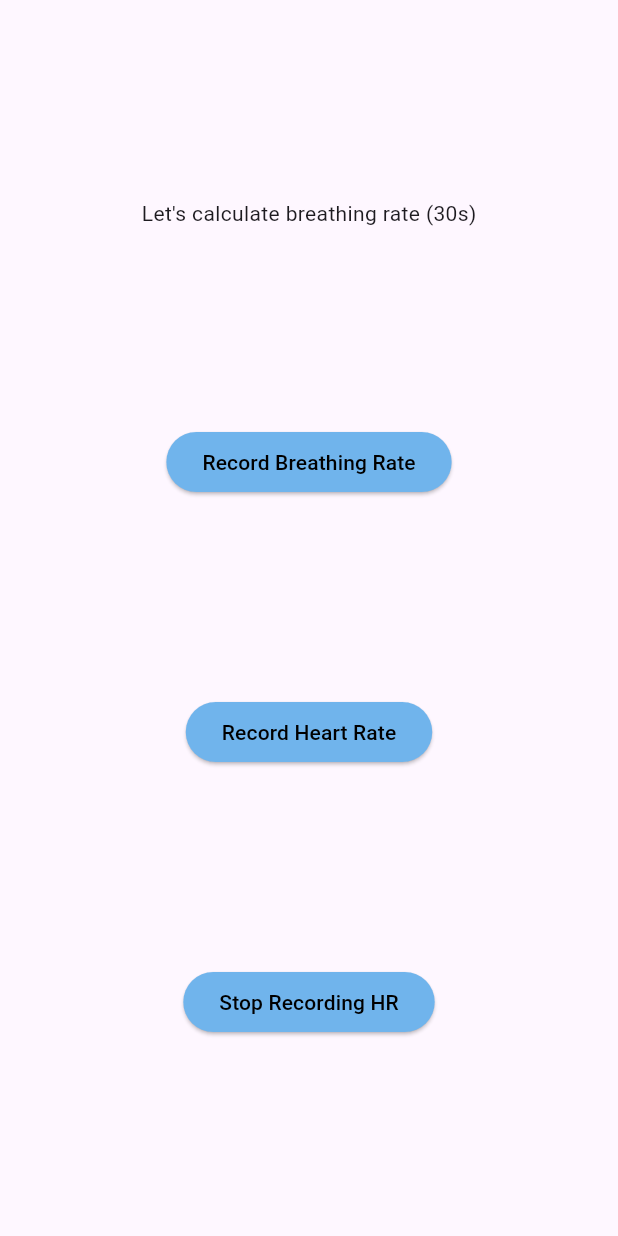
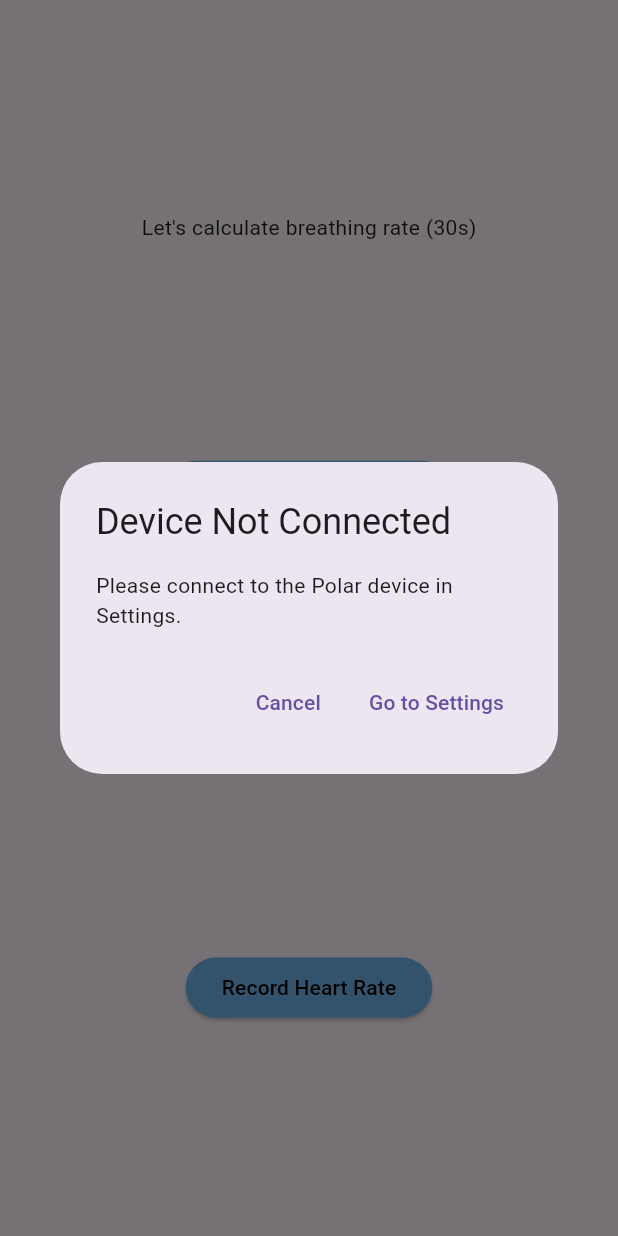
Before and after one commit to michaelLewis04/BreathState, a Flutter app: the RecordScreen screen opened directly, after a tap on "Record Heart Rate", on a phone screen of 412 x 824 dp. Run offline on Flutter 3.47's test engine with Material 3 defaults, Android fonts, the light colour scheme and no system bars; our stand-ins replace flutter_blue_plus, location, permission_handler, sqflite; missing offline and left inert: flutter_reactive_ble, flutter_sound, polar; accounts and stored records are empty.

Commit message:
Added HR streamer UI and fixed build

```diff
--- a/breath_state/lib/screens/record_screen.dart
+++ b/breath_state/lib/screens/record_screen.dart
@@ -1,4 +1,5 @@
 import 'dart:developer' as developer;
+import 'package:breath_state/providers/nav_bar_provider.dart';
 import 'package:breath_state/providers/polar_connect_provider.dart';
 import 'package:breath_state/services/breath_rate/record.dart';
 import 'package:breath_state/services/heart_rate/polar_connect.dart';
@@ -14,8 +15,10 @@ class RecordScreen extends StatefulWidget {
 
 class _RecordScreenState extends State<RecordScreen> {
   late SoundRecorder _recorder;
-  //TODO Stream the breathing rate
+  Stream<int>? hrStream;
+  //TODO Stream the breathing rate and heart rate
 
+  bool isRecordingHR = false;
   int breathingRate = -2;
   @override
   void dispose() {
@@ -65,8 +68,29 @@ class _RecordScreenState extends State<RecordScreen> {
               ),
               child: const Text("Record Breathing Rate"),
             ),
-
-            //TODO When start recording, connect again coz first time we disconnect (connect in this, in setting connect store the identifier)
+            hrStream == null
+                ? const SizedBox.shrink() // Show nothing before recording
+                : StreamBuilder<int>(
+                  stream: hrStream,
+                  builder: (context, snapshot) {
+                    if (snapshot.connectionState == ConnectionState.waiting) {
+                      return const Center(child: CircularProgressIndicator());
+                    } else if (snapshot.hasError) {
+                      return Text("Error: ${snapshot.error}");
+                    } else if (!snapshot.hasData) {
+                      return const SizedBox.shrink(); // No data yet, show nothing
+                    } else {
+                      return Text(
+                        "Heart Rate: ${snapshot.data} bpm",
+                        style: const TextStyle(
+                          fontSize: 24,
+                          fontWeight: FontWeight.bold,
+                          color: Colors.redAccent,
+                        ),
+                      );
+                    }
+                  },
+                ),
             Consumer<PolarConnectProvider>(
               builder: (context, polarConnectProvider, child) {
                 return ElevatedButton(
@@ -74,49 +98,64 @@ class _RecordScreenState extends State<RecordScreen> {
                     PolarConnect? polar =
                         polarConnectProvider.getPolarConnect();
                     if (polar == null) {
-                      // TODO Add alert pop up
-                      developer.log("Connect first");
+                      showDialog(
+                        context: context,
+                        builder:
+                            (context) => AlertDialog(
+                              title: const Text("Device Not Connected"),
+                              content: const Text(
+                                "Please connect to the Polar device in Settings.",
+                              ),
+                              actions: [
+                                TextButton(
+                                  onPressed: () => Navigator.of(context).pop(),
+                                  child: const Text("Cancel"),
+                                ),
+                                TextButton(
+                                  onPressed: () {
+                                    Navigator.of(
+                                      context,
+                                    ).pop(); // Close the dialog
+                                    context.read<NavBarProvider>().changeIndex(
+                                      4,
+                                    ); // Go to settings tab
+                                  },
+                                  child: const Text("Go to Settings"),
+                                ),
+                              ],
+                            ),
+                      );
                     } else {
                       try {
-                        await polar.startRecording();
-                        developer.log("Recording done");
+                        if (!isRecordingHR) {
+                          // TODO Use riverpod to stream the data
+                          final stream = await polar.startRecording();
+                          setState(() {
+                            hrStream = stream;
+                            isRecordingHR = true;
+                          });
+                          developer.log("Recording started");
+                        } else {
+                          // Stop recording
+                          await polar.stopRecording();
+                          setState(() {
+                            hrStream = null;
+                            isRecordingHR = false;
+                          });
+                          developer.log("Recording stopped");
+                        }
                       } catch (e) {
-                        developer.log("Error in recording: $e");
+                        developer.log("HR recording error: $e");
                       }
                     }
                   },
-
                   style: ElevatedButton.styleFrom(
                     backgroundColor: const Color.fromARGB(255, 112, 180, 236),
                     foregroundColor: Colors.black,
                   ),
-                  child: const Text("Record Heart Rate"),
-                );
-              },
-            ),
-            Consumer<PolarConnectProvider>(
-              builder: (context, polarConnectProvider, child) {
-                return ElevatedButton(
-                  onPressed: () async {
-                    PolarConnect? polar =
-                        polarConnectProvider.getPolarConnect();
-                    if (polar == null) {
-                      // TODO Add alert pop up
-                      developer.log("Already disconnected");
-                    } else {
-                      try {
-                        await polar.stopRecording();
-                      } catch (e) {
-                        developer.log("Error in stop recording: $e");
-                      }
-                    }
-                  },
-
-                  style: ElevatedButton.styleFrom(
-                    backgroundColor: const Color.fromARGB(255, 112, 180, 236),
-                    foregroundColor: Colors.black,
+                  child: Text(
+                    isRecordingHR ? "Stop Recording HR" : "Record Heart Rate",
                   ),
-                  child: const Text("Stop Recording HR"),
                 );
               },
             ),
--- a/breath_state/lib/screens/settings_screen.dart
+++ b/breath_state/lib/screens/settings_screen.dart
@@ -3,6 +3,7 @@ import 'package:breath_state/services/ble_service/ble_scanning.dart';
 import 'package:breath_state/widgets/ble_device_select.dart';
 import 'package:flutter/material.dart';
 import 'package:provider/provider.dart';
+import 'dart:developer' as developer;
 
 class SettingsScreen extends StatefulWidget {
   const SettingsScreen({super.key});
@@ -29,9 +30,7 @@ class _SettingsScreenState extends State<SettingsScreen> {
                   context,
                   MaterialPageRoute(builder: (_) => BleDeviceSelect()),
                 );
-
-                //TODO See how to get the identifier from the mac id (its ig the last string mmetnitoned on the device name)
-                _selectDeviceUUID = "E3A0912D";
+                developer.log("Selected Device UUID: $_selectDeviceUUID");
                 if (_selectDeviceUUID != null) {
                   setState(() {});
                   await context
--- a/breath_state/lib/services/heart_rate/polar_connect.dart
+++ b/breath_state/lib/services/heart_rate/polar_connect.dart
@@ -12,6 +12,8 @@ class PolarConnect {
   StreamSubscription? hrSubscription;
   StreamSubscription? ecgSubscription;
   StreamSubscription? accSubscription;
+
+  StreamController<int>? hrController;
 
   PolarConnect({required this.identifier});
 
@@ -40,7 +42,8 @@ class PolarConnect {
     //TODO Add battery level
   }
 
-  Future<void> startRecording() async {
+  Future<Stream<int>> startRecording() async {
+    hrController = StreamController<int>();
     await connectToPolar();
     final availableTypes = await polar.getAvailableOnlineStreamDataTypes(
       identifier,
@@ -51,6 +54,7 @@ class PolarConnect {
       hrSubscription = polar.startHrStreaming(identifier).listen((data) {
         for (final sample in data.samples) {
           developer.log('HR: ${sample.hr} bpm');
+          hrController!.add(sample.hr);
         }
       }, onError: (err) => developer.log('HR streaming error: $err'));
     }
@@ -66,6 +70,7 @@ class PolarConnect {
         developer.log('ACC received with ${data.samples.length} samples');
       }, onError: (err) => developer.log('ACC streaming error: $err'));
     }
+    return hrController!.stream;
   }
 
   Future<void> stopRecording() async {
@@ -73,6 +78,7 @@ class PolarConnect {
       await hrSubscription?.cancel();
       await ecgSubscription?.cancel();
       await accSubscription?.cancel();
+      hrController?.close();
       await polar.disconnectFromDevice(identifier);
       developer.log('All streams cancelled and device disconnected.');
     } catch (e) {
--- a/breath_state/lib/widgets/ble_device_select.dart
+++ b/breath_state/lib/widgets/ble_device_select.dart
@@ -47,7 +47,12 @@ class _BleDeviceSelectState extends State<BleDeviceSelect> {
                     ),
                     subtitle: Text("ID: ${device.id}\nRSSI: ${device.rssi}"),
                     onTap: () {
-                      Navigator.pop(context, device.id);
+                      String name = device.name;
+                      if (name.startsWith("Polar") && name.length >= 8) {
+                        Navigator.pop(context, name.substring(name.length - 8));
+                      } else {
+                        Navigator.pop(context, device.id);
+                      }
                     },
                   );
                 },
```
Also changed, not shown: 2 other files.
